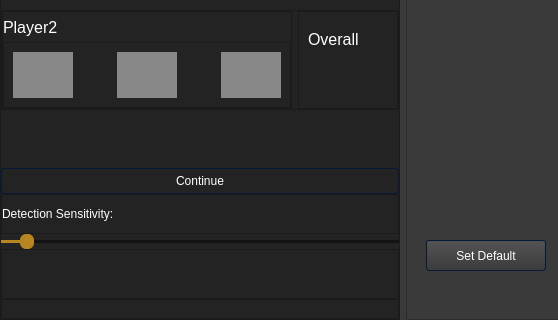
First picture: the form in QT_GUI_Elements/dart_main_gui.ui, repository LarsG21/Darts_Project, before the edit; both pictures show x 0 to 558 and y 310 to 630 of the 1150 by 630 pixel window.
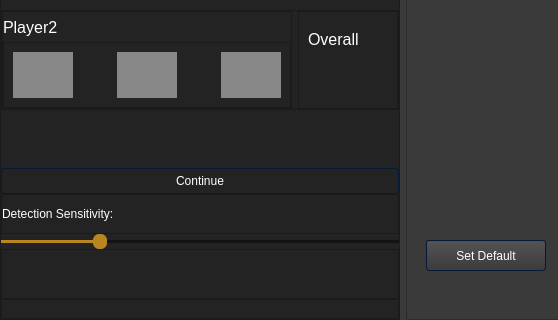
Second picture: the form after the edit. Icons and pictures are not drawn.

```diff
--- a/QT_GUI_Elements/dart_main_gui.ui
+++ b/QT_GUI_Elements/dart_main_gui.ui
@@ -1748,7 +1748,7 @@
        <item>
         <widget class="QSlider" name="detection_sensitivity_slider">
          <property name="minimum">
-          <number>10</number>
+          <number>5</number>
          </property>
          <property name="maximum">
           <number>30</number>
```
